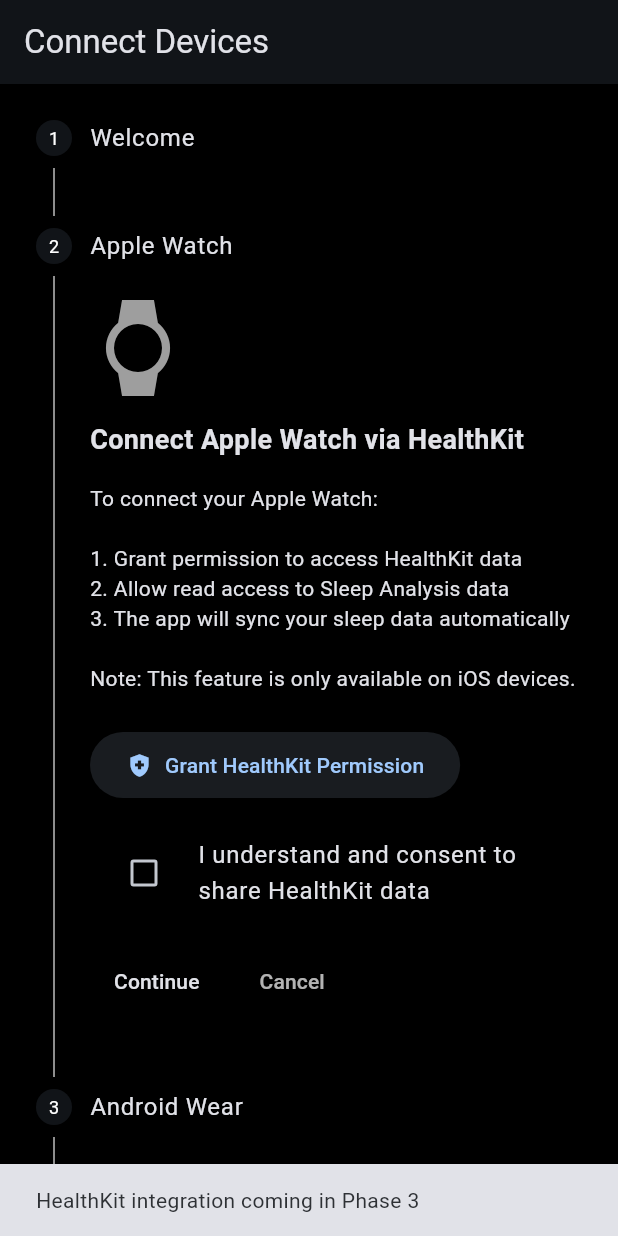
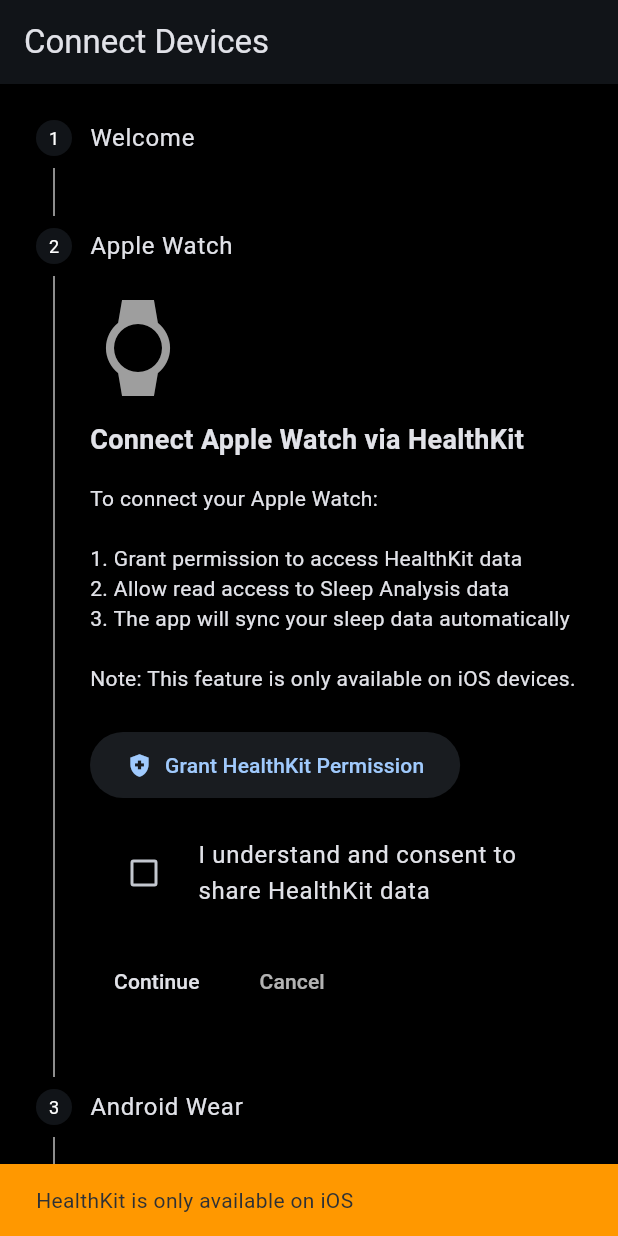
Before and after one commit to qxlsz/health, a Flutter app: the OnboardingScreen screen opened by its route, after a tap on "Continue", after a tap on "Grant HealthKit Permission", on a phone screen of 412 x 824 dp. Run offline on Flutter 3.47's test engine with Material 3 defaults, Android fonts, the phone set to English and light mode, and no system bars; our stand-ins replace charts_flutter, dio, flutter_dotenv, flutter_riverpod, go_router, hive_flutter and 2 more; accounts and stored records are empty; network calls fail.

```diff
--- /dev/null
+++ b/lib/src/providers/integration_provider.dart
@@ -0,0 +1,102 @@
+import 'package:flutter_riverpod/flutter_riverpod.dart';
+import 'package:health_app/src/services/healthkit_service.dart';
+import 'package:health_app/src/services/health_connect_service.dart';
+import 'package:health_app/src/services/api_client.dart';
+import 'package:health_app/src/services/health_sync.dart';
+import 'package:health_app/src/models/health_data.dart';
+import 'package:health_app/src/providers/health_provider.dart';
+
+/// Provider for HealthKit service
+final healthKitServiceProvider = Provider<HealthKitService>((ref) {
+  return HealthKitService();
+});
+
+/// Provider for Health Connect service
+final healthConnectServiceProvider = Provider<HealthConnectService>((ref) {
+  return HealthConnectService();
+});
+
+/// Provider for Whoop API client
+final whoopApiClientProvider = Provider<WhoopApiClient>((ref) {
+  return WhoopApiClient();
+});
+
+/// Provider for health sync service
+final healthSyncServiceProvider = Provider<HealthSyncService>((ref) {
+  return HealthSyncService();
+});
+
+/// Provider for integration status
+final integrationStatusProvider = StateNotifierProvider<IntegrationStatusNotifier, Map<String, bool>>((ref) {
+  return IntegrationStatusNotifier();
+});
+
+class IntegrationStatusNotifier extends StateNotifier<Map<String, bool>> {
+  IntegrationStatusNotifier() : super({
+    'apple': false,
+    'android': false,
+    'whoop': false,
+  });
+
+  void setStatus(String type, bool connected) {
+    state = {...state, type: connected};
+  }
+}
+
+/// Provider for syncing Apple Watch data
+final syncAppleWatchProvider = FutureProvider.autoDispose<void>((ref) async {
+  final healthKit = ref.read(healthKitServiceProvider);
+  final syncService = ref.read(healthSyncServiceProvider);
+
+  // Request permissions
+  final hasPermission = await healthKit.requestPermissions();
+  if (!hasPermission) {
+    throw Exception('HealthKit permissions not granted');
+  }
+
+  // Fetch sleep data
+  final sessions = await healthKit.fetchSleepData();
+
+  // Sync to Supabase
+  await syncService.syncFromHealthKit(sessions: sessions);
+
+  // Invalidate providers to refresh UI
+  ref.invalidate(sleepSessionsProvider);
+  ref.invalidate(devicesProvider);
+});
+
+/// Provider for syncing Android Wear data
+final syncAndroidWearProvider = FutureProvider.autoDispose<void>((ref) async {
+  final healthConnect = ref.read(healthConnectServiceProvider);
+  final syncService = ref.read(healthSyncServiceProvider);
+
+  // Request permissions
+  final hasPermission = await healthConnect.requestPermissions();
+  if (!hasPermission) {
+    throw Exception('Health Connect permissions not granted');
+  }
+
+  // Fetch sleep data
+  final sessions = await healthConnect.fetchSleepData();
+
+  // Sync to Supabase
+  await syncService.syncFromHealthConnect(sessions: sessions);
+
+  // Invalidate providers to refresh UI
+  ref.invalidate(sleepSessionsProvider);
+  ref.invalidate(devicesProvider);
+});
+
+/// Provider for Whoop OAuth flow
+final whoopOAuthProvider = FutureProvider.autoDispose<void>((ref) async {
+  final whoopClient = ref.read(whoopApiClientProvider);
+  final syncService = ref.read(healthSyncServiceProvider);
+
+  // Get authorization URL
+  final authUrl = whoopClient.getAuthorizationUrl();
+
+  // In a real app, you'd open this URL in a webview/browser
+  // and handle the callback to get the authorization code
+  // For now, this is a placeholder
+  throw UnimplementedError('Whoop OAuth flow needs to be implemented with webview');
+});
--- a/lib/src/screens/onboarding_screen.dart
+++ b/lib/src/screens/onboarding_screen.dart
@@ -1,6 +1,8 @@
+import 'dart:io';
 import 'package:flutter/material.dart';
 import 'package:flutter_riverpod/flutter_riverpod.dart';
 import 'package:go_router/go_router.dart';
+import 'package:health_app/src/providers/integration_provider.dart';
 
 class OnboardingScreen extends ConsumerStatefulWidget {
   const OnboardingScreen({super.key});
@@ -126,23 +128,63 @@
             'Note: This feature is only available on iOS devices.',
           ),
           const SizedBox(height: 24),
-          ElevatedButton.icon(
-            onPressed: () {
-              // TODO: Implement HealthKit permission request in Phase 3
+          Consumer(
+            builder: (context, ref, child) {
+              final syncAsync = ref.watch(syncAppleWatchProvider);
+              final isLoading = syncAsync.isLoading;
+
+              return ElevatedButton.icon(
+                onPressed: isLoading
+                    ? null
+                    : () async {
+                        if (!Platform.isIOS) {
                           ScaffoldMessenger.of(context).showSnackBar(
                             const SnackBar(
-                  content: Text('HealthKit integration coming in Phase 3'),
+                              content: Text('HealthKit is only available on iOS'),
+                              backgroundColor: Colors.orange,
                             ),
                           );
+                          return;
+                        }
+
+                        try {
+                          await ref.read(syncAppleWatchProvider.future);
+                          if (context.mounted) {
+                            ScaffoldMessenger.of(context).showSnackBar(
+                              const SnackBar(
+                                content: Text('Apple Watch connected successfully!'),
+                                backgroundColor: Colors.green,
+                              ),
+                            );
+                            ref.read(integrationStatusProvider.notifier).setStatus('apple', true);
+                          }
+                        } catch (e) {
+                          if (context.mounted) {
+                            ScaffoldMessenger.of(context).showSnackBar(
+                              SnackBar(
+                                content: Text('Error: ${e.toString()}'),
+                                backgroundColor: Colors.red,
+                              ),
+                            );
+                          }
+                        }
                       },
-            icon: const Icon(Icons.health_and_safety),
-            label: const Text('Grant HealthKit Permission'),
+                icon: isLoading
+                    ? const SizedBox(
+                        width: 16,
+                        height: 16,
+                        child: CircularProgressIndicator(strokeWidth: 2),
+                      )
+                    : const Icon(Icons.health_and_safety),
+                label: Text(isLoading ? 'Connecting...' : 'Grant HealthKit Permission'),
                 style: ElevatedButton.styleFrom(
                   padding: const EdgeInsets.symmetric(
                     horizontal: 24,
                     vertical: 12,
                   ),
                 ),
+              );
+            },
           ),
           const SizedBox(height: 16),
           CheckboxListTile(
@@ -179,23 +221,63 @@
             'Note: This feature is only available on Android devices.',
           ),
           const SizedBox(height: 24),
-          ElevatedButton.icon(
-            onPressed: () {
-              // TODO: Implement Health Connect permission request in Phase 3
+          Consumer(
+            builder: (context, ref, child) {
+              final syncAsync = ref.watch(syncAndroidWearProvider);
+              final isLoading = syncAsync.isLoading;
+
+              return ElevatedButton.icon(
+                onPressed: isLoading
+                    ? null
+                    : () async {
+                        if (!Platform.isAndroid) {
                           ScaffoldMessenger.of(context).showSnackBar(
                             const SnackBar(
-                  content: Text('Health Connect integration coming in Phase 3'),
+                              content: Text('Health Connect is only available on Android'),
+                              backgroundColor: Colors.orange,
                             ),
                           );
+                          return;
+                        }
+
+                        try {
+                          await ref.read(syncAndroidWearProvider.future);
+                          if (context.mounted) {
+                            ScaffoldMessenger.of(context).showSnackBar(
+                              const SnackBar(
+                                content: Text('Android Wear connected successfully!'),
+                                backgroundColor: Colors.green,
+                              ),
+                            );
+                            ref.read(integrationStatusProvider.notifier).setStatus('android', true);
+                          }
+                        } catch (e) {
+                          if (context.mounted) {
+                            ScaffoldMessenger.of(context).showSnackBar(
+                              SnackBar(
+                                content: Text('Error: ${e.toString()}'),
+                                backgroundColor: Colors.red,
+                              ),
+                            );
+                          }
+                        }
                       },
-            icon: const Icon(Icons.health_and_safety),
-            label: const Text('Grant Health Connect Permission'),
+                icon: isLoading
+                    ? const SizedBox(
+                        width: 16,
+                        height: 16,
+                        child: CircularProgressIndicator(strokeWidth: 2),
+                      )
+                    : const Icon(Icons.health_and_safety),
+                label: Text(isLoading ? 'Connecting...' : 'Grant Health Connect Permission'),
                 style: ElevatedButton.styleFrom(
                   padding: const EdgeInsets.symmetric(
                     horizontal: 24,
                     vertical: 12,
                   ),
                 ),
+              );
+            },
           ),
           const SizedBox(height: 16),
           CheckboxListTile(
--- /dev/null
+++ b/lib/src/services/health_connect_service.dart
@@ -0,0 +1,82 @@
+import 'dart:io';
+import 'package:flutter/foundation.dart';
+import 'package:health_app/src/models/health_data.dart';
+
+/// Service for accessing Health Connect data on Android
+class HealthConnectService {
+  // This will use flutter_health_fit package for actual Health Connect access
+
+  /// Request Health Connect permissions
+  Future<bool> requestPermissions() async {
+    if (!Platform.isAndroid) {
+      throw UnsupportedError('Health Connect is only available on Android');
+    }
+
+    // TODO: Implement actual Health Connect permission request
+    // Using flutter_health_fit package:
+    // final hasPermissions = await HealthFit.hasPermissions();
+    // if (!hasPermissions) {
+    //   return await HealthFit.requestPermissions();
+    // }
+    // return true;
+
+    if (kDebugMode) {
+      print('Health Connect permissions requested (placeholder)');
+    }
+    return true;
+  }
+
+  /// Fetch sleep data from Health Connect
+  Future<List<SleepSession>> fetchSleepData({
+    DateTime? startDate,
+    DateTime? endDate,
+  }) async {
+    if (!Platform.isAndroid) {
+      throw UnsupportedError('Health Connect is only available on Android');
+    }
+
+    final start = startDate ?? DateTime.now().subtract(const Duration(days: 30));
+    final end = endDate ?? DateTime.now();
+
+    // TODO: Implement actual Health Connect data fetching
+    // Using flutter_health_fit package:
+    // final sleepData = await HealthFit.getSleepData(
+    //   startDate: start,
+    //   endDate: end,
+    // );
+    // return _parseHealthConnectSleepData(sleepData);
+
+    if (kDebugMode) {
+      print('Fetching Health Connect sleep data from $start to $end (placeholder)');
+    }
+
+    // Placeholder: Return empty list
+    // In production, this will parse Health Connect data into SleepSession objects
+    return [];
+  }
+
+  /// Parse Health Connect sleep data into SleepSession objects
+  List<SleepSession> _parseHealthConnectSleepData(dynamic healthConnectData) {
+    // Health Connect returns SleepSession records
+    // Stages: SleepStageType.UNKNOWN, .AWAKE, .SLEEPING, .SLEEPING_LIGHT,
+    //         .SLEEPING_DEEP, .SLEEPING_REM, .SLEEPING_OUT_OF_BED
+
+    final sessions = <SleepSession>[];
+
+    // TODO: Parse actual Health Connect format
+    // Health Connect SleepSession format:
+    // - startTime, endTime
+    // - stages: List of SleepSessionRecord.Stage with:
+    //   - startTime, endTime, stage (SleepStageType)
+
+    // Example parsing logic:
+    // Map SleepStageType to our SleepStage types
+    // Calculate duration and efficiency
+    // Group by sleep session
+
+    return sessions;
+  }
+
+  /// Check if Health Connect is available
+  bool get isAvailable => Platform.isAndroid;
+}
--- /dev/null
+++ b/lib/src/services/healthkit_service.dart
@@ -0,0 +1,85 @@
+import 'dart:io';
+import 'package:flutter/foundation.dart';
+import 'package:health_app/src/models/health_data.dart';
+
+/// Service for accessing HealthKit data on iOS
+class HealthKitService {
+  // This will use flutter_health_fit package for actual HealthKit access
+  // Placeholder implementation - will be enhanced with actual plugin calls
+
+  /// Request HealthKit permissions
+  Future<bool> requestPermissions() async {
+    if (!Platform.isIOS) {
+      throw UnsupportedError('HealthKit is only available on iOS');
+    }
+
+    // TODO: Implement actual HealthKit permission request
+    // Using flutter_health_fit package:
+    // final hasPermissions = await HealthFit.hasPermissions();
+    // if (!hasPermissions) {
+    //   return await HealthFit.requestPermissions();
+    // }
+    // return true;
+
+    if (kDebugMode) {
+      print('HealthKit permissions requested (placeholder)');
+    }
+    return true;
+  }
+
+  /// Fetch sleep data from HealthKit
+  Future<List<SleepSession>> fetchSleepData({
+    DateTime? startDate,
+    DateTime? endDate,
+  }) async {
+    if (!Platform.isIOS) {
+      throw UnsupportedError('HealthKit is only available on iOS');
+    }
+
+    final start = startDate ?? DateTime.now().subtract(const Duration(days: 30));
+    final end = endDate ?? DateTime.now();
+
+    // TODO: Implement actual HealthKit data fetching
+    // Using flutter_health_fit package:
+    // final sleepData = await HealthFit.getSleepData(
+    //   startDate: start,
+    //   endDate: end,
+    // );
+    // return _parseHealthKitSleepData(sleepData);
+
+    if (kDebugMode) {
+      print('Fetching HealthKit sleep data from $start to $end (placeholder)');
+    }
+
+    // Placeholder: Return empty list
+    // In production, this will parse HealthKit data into SleepSession objects
+    return [];
+  }
+
+  /// Parse HealthKit sleep data into SleepSession objects
+  List<SleepSession> _parseHealthKitSleepData(dynamic healthKitData) {
+    // HealthKit returns HKCategoryValueSleepAnalysis samples
+    // Categories: HKCategoryValueSleepAnalysis.inBed, .asleep, .awake
+
+    final sessions = <SleepSession>[];
+
+    // TODO: Parse actual HealthKit format
+    // HealthKit sleep analysis categories:
+    // - HKCategoryValueSleepAnalysis.inBed
+    // - HKCategoryValueSleepAnalysis.asleepUnspecified
+    // - HKCategoryValueSleepAnalysis.awake
+    // - HKCategoryValueSleepAnalysis.asleepCore
+    // - HKCategoryValueSleepAnalysis.asleepDeep
+    // - HKCategoryValueSleepAnalysis.asleepREM
+
+    // Example parsing logic:
+    // Group samples by sleep session
+    // Map HKCategoryValueSleepAnalysis categories to our SleepStage types
+    // Calculate duration and efficiency
+
+    return sessions;
+  }
+
+  /// Check if HealthKit is available
+  bool get isAvailable => Platform.isIOS;
+}
--- a/pubspec.yaml
+++ b/pubspec.yaml
@@ -23,9 +23,10 @@
   # Health Data
   flutter_health_fit: ^0.11.0
 
-  # OAuth
+  # OAuth & HTTP
   oauth2: ^2.0.3
   http: ^1.1.2
+  dio: ^5.4.0
 
   # Charts
   charts_flutter: ^0.12.0
```
Also changed, not shown: 8 other files. Lines whose indentation alone changed are shown as unchanged.
